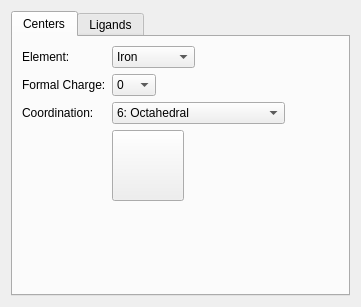
The window that avogadro/qtplugins/templatetool/templatetoolwidget.ui (OpenChemistry/avogadrolibs) describes before a commit, drawn with Qt 5.
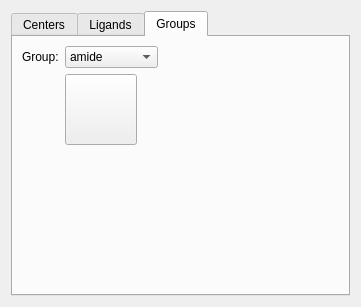
The same window after the commit.

Commit message:
Split ligands and functioanl groups in the template tool
Fixes #1496

The edit to the form file:
```diff
--- a/avogadro/qtplugins/templatetool/templatetoolwidget.ui
+++ b/avogadro/qtplugins/templatetool/templatetoolwidget.ui
@@ -29,7 +29,7 @@
       </size>
      </property>
      <property name="currentIndex">
-      <number>0</number>
+      <number>2</number>
      </property>
      <widget class="QWidget" name="centersTab">
       <property name="minimumSize">
@@ -455,6 +455,119 @@
        </item>
       </layout>
      </widget>
+     <widget class="QWidget" name="tab">
+      <attribute name="title">
+       <string>Groups</string>
+      </attribute>
+      <layout class="QFormLayout" name="formLayout_2">
+       <item row="0" column="0">
+        <widget class="QLabel" name="label">
+         <property name="text">
+          <string>Group:</string>
+         </property>
+        </widget>
+       </item>
+       <item row="0" column="1">
+        <layout class="QHBoxLayout" name="horizontalLayout">
+         <item>
+          <widget class="QComboBox" name="groupComboBox">
+           <item>
+            <property name="text">
+             <string>amide</string>
+            </property>
+           </item>
+           <item>
+            <property name="text">
+             <string>carboxylate</string>
+            </property>
+           </item>
+           <item>
+            <property name="text">
+             <string>ester</string>
+            </property>
+           </item>
+           <item>
+            <property name="text">
+             <string>nitro</string>
+            </property>
+           </item>
+           <item>
+            <property name="text">
+             <string>phenyl</string>
+            </property>
+           </item>
+           <item>
+            <property name="text">
+             <string>sulfonate</string>
+            </property>
+           </item>
+           <item>
+            <property name="text">
+             <string>Other...</string>
+            </property>
+           </item>
+          </widget>
+         </item>
+         <item>
+          <spacer name="horizontalSpacer">
+           <property name="orientation">
+            <enum>Qt::Horizontal</enum>
+           </property>
+           <property name="sizeHint" stdset="0">
+            <size>
+             <width>40</width>
+             <height>20</height>
+            </size>
+           </property>
+          </spacer>
+         </item>
+        </layout>
+       </item>
+       <item row="1" column="1">
+        <layout class="QHBoxLayout" name="horizontalLayout_6">
+         <item>
+          <widget class="QToolButton" name="groupPreview">
+           <property name="text">
+            <string/>
+           </property>
+           <property name="iconSize">
+            <size>
+             <width>64</width>
+             <height>64</height>
+            </size>
+           </property>
+          </widget>
+         </item>
+         <item>
+          <spacer name="horizontalSpacer_6">
+           <property name="orientation">
+            <enum>Qt::Horizontal</enum>
+           </property>
+           <property name="sizeHint" stdset="0">
+            <size>
+             <width>40</width>
+             <height>20</height>
+            </size>
+           </property>
+          </spacer>
+         </item>
+        </layout>
+       </item>
+       <item row="2" column="1">
+        <spacer name="verticalSpacer_3">
+         <property name="orientation">
+          <enum>Qt::Vertical</enum>
+         </property>
+         <property name="sizeHint" stdset="0">
+          <size>
+           <width>20</width>
+           <height>40</height>
+          </size>
+         </property>
+        </spacer>
+       </item>
+      </layout>
+     </widget>
     </widget>
    </item>
   </layout>
```
Left out of the diff: 5 changed lines with no effect on the pictures. The commit also changes 3 other files.
